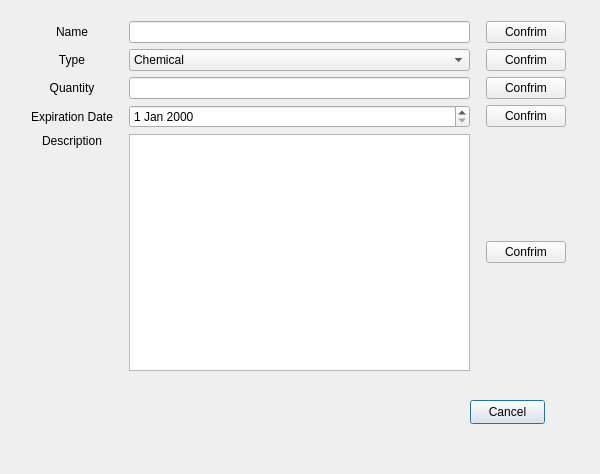
The window that UI folder/edititem.ui (luimartin/Pest-Control-Managment-System) describes before a commit, drawn with Qt 5.
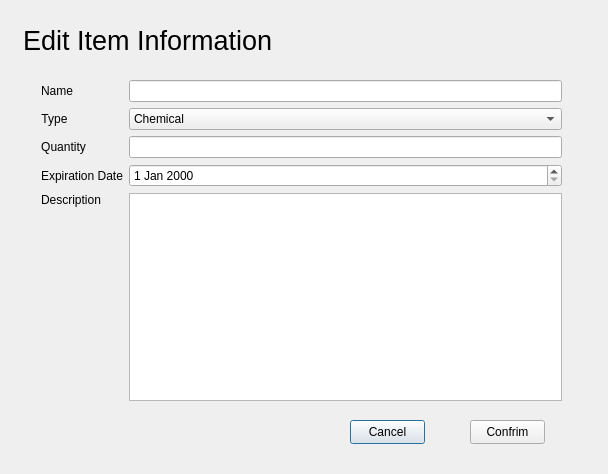
The same window after the commit.

What changed in the file:
```diff
--- a/UI folder/edititem.ui
+++ b/UI folder/edititem.ui
@@ -6,7 +6,7 @@
    <rect>
     <x>0</x>
     <y>0</y>
-    <width>600</width>
+    <width>608</width>
     <height>474</height>
    </rect>
   </property>
@@ -16,8 +16,8 @@
   <widget class="QPushButton" name="cancelBtn">
    <property name="geometry">
     <rect>
-     <x>470</x>
-     <y>400</y>
+     <x>350</x>
+     <y>420</y>
      <width>75</width>
      <height>24</height>
     </rect>
@@ -26,31 +26,60 @@
     <string>Cancel</string>
    </property>
   </widget>
-  <widget class="QWidget" name="layoutWidget">
+  <widget class="QLabel" name="label_16">
    <property name="geometry">
     <rect>
-     <x>30</x>
-     <y>20</y>
-     <width>541</width>
-     <height>351</height>
+     <x>20</x>
+     <y>0</y>
+     <width>271</width>
+     <height>81</height>
     </rect>
    </property>
-   <layout class="QGridLayout" name="gridLayout">
-    <property name="leftMargin">
-     <number>1</number>
-    </property>
-    <property name="topMargin">
-     <number>1</number>
-    </property>
-    <property name="rightMargin">
-     <number>5</number>
-    </property>
-    <property name="horizontalSpacing">
-     <number>16</number>
-    </property>
-    <item row="3" column="1">
-     <widget class="QDateEdit" name="dateEdit"/>
-    </item>
+   <property name="lineWidth">
+    <number>0</number>
+   </property>
+   <property name="text">
+    <string>&lt;html&gt;&lt;head/&gt;&lt;body&gt;&lt;p&gt;&lt;span style=&quot; font-size:20pt;&quot;&gt;Edit Item Information&lt;/span&gt;&lt;/p&gt;&lt;/body&gt;&lt;/html&gt;</string>
+   </property>
+   <property name="scaledContents">
+    <bool>false</bool>
+   </property>
+   <property name="indent">
+    <number>3</number>
+   </property>
+  </widget>
+  <widget class="QPushButton" name="confirmBtn">
+   <property name="geometry">
+    <rect>
+     <x>470</x>
+     <y>420</y>
+     <width>75</width>
+     <height>24</height>
+    </rect>
+   </property>
+   <property name="layoutDirection">
+    <enum>Qt::LeftToRight</enum>
+   </property>
+   <property name="text">
+    <string>Confrim</string>
+   </property>
+   <property name="autoDefault">
+    <bool>true</bool>
+   </property>
+   <property name="default">
+    <bool>false</bool>
+   </property>
+  </widget>
+  <widget class="QWidget" name="">
+   <property name="geometry">
+    <rect>
+     <x>41</x>
+     <y>80</y>
+     <width>521</width>
+     <height>321</height>
+    </rect>
+   </property>
+   <layout class="QFormLayout" name="formLayout">
     <item row="0" column="0">
      <widget class="QLabel" name="label">
       <property name="font">
@@ -66,26 +95,13 @@
       </property>
      </widget>
     </item>
-    <item row="2" column="1">
-     <widget class="QLineEdit" name="quantityInput"/>
-    </item>
     <item row="0" column="1">
      <widget class="QLineEdit" name="nameInput"/>
     </item>
-    <item row="1" column="2">
-     <widget class="QPushButton" name="typeBtn">
+    <item row="1" column="0">
+     <widget class="QLabel" name="label_2">
       <property name="text">
-       <string>Confrim</string>
-      </property>
-     </widget>
-    </item>
-    <item row="5" column="0">
-     <widget class="QLabel" name="label_5">
-      <property name="text">
-       <string>&lt;html&gt;&lt;head/&gt;&lt;body&gt;&lt;p align=&quot;center&quot;&gt;Description&lt;/p&gt;&lt;/body&gt;&lt;/html&gt;</string>
-      </property>
-      <property name="alignment">
-       <set>Qt::AlignLeading|Qt::AlignLeft|Qt::AlignTop</set>
+       <string>&lt;html&gt;&lt;head/&gt;&lt;body&gt;&lt;p align=&quot;center&quot;&gt;Type&lt;/p&gt;&lt;/body&gt;&lt;/html&gt;</string>
       </property>
      </widget>
     </item>
@@ -108,13 +124,16 @@
       </item>
      </widget>
     </item>
-    <item row="2" column="2">
-     <widget class="QPushButton" name="quantityBtn">
+    <item row="2" column="0">
+     <widget class="QLabel" name="label_3">
       <property name="text">
-       <string>Confrim</string>
+       <string>&lt;html&gt;&lt;head/&gt;&lt;body&gt;&lt;p align=&quot;center&quot;&gt;Quantity&lt;/p&gt;&lt;/body&gt;&lt;/html&gt;</string>
       </property>
      </widget>
     </item>
+    <item row="2" column="1">
+     <widget class="QLineEdit" name="quantityInput"/>
+    </item>
     <item row="3" column="0">
      <widget class="QLabel" name="dateLabel">
       <property name="text">
@@ -122,53 +141,22 @@
       </property>
      </widget>
     </item>
-    <item row="1" column="0">
-     <widget class="QLabel" name="label_2">
-      <property name="text">
-       <string>&lt;html&gt;&lt;head/&gt;&lt;body&gt;&lt;p align=&quot;center&quot;&gt;Type&lt;/p&gt;&lt;/body&gt;&lt;/html&gt;</string>
-      </property>
-     </widget>
+    <item row="3" column="1">
+     <widget class="QDateEdit" name="dateEdit"/>
     </item>
-    <item row="0" column="2">
-     <widget class="QPushButton" name="nameBtn">
+    <item row="4" column="0">
+     <widget class="QLabel" name="label_5">
       <property name="text">
-       <string>Confrim</string>
+       <string>&lt;html&gt;&lt;head/&gt;&lt;body&gt;&lt;p align=&quot;center&quot;&gt;Description&lt;/p&gt;&lt;/body&gt;&lt;/html&gt;</string>
       </property>
-     </widget>
-    </item>
-    <item row="3" column="2">
-     <widget class="QPushButton" name="dateBtn">
-      <property name="text">
-       <string>Confrim</string>
+      <property name="alignment">
+       <set>Qt::AlignLeading|Qt::AlignLeft|Qt::AlignTop</set>
       </property>
      </widget>
     </item>
-    <item row="5" column="1">
+    <item row="4" column="1">
      <widget class="QTextEdit" name="descInput"/>
     </item>
-    <item row="2" column="0">
-     <widget class="QLabel" name="label_3">
-      <property name="text">
-       <string>&lt;html&gt;&lt;head/&gt;&lt;body&gt;&lt;p align=&quot;center&quot;&gt;Quantity&lt;/p&gt;&lt;/body&gt;&lt;/html&gt;</string>
-      </property>
-     </widget>
-    </item>
-    <item row="5" column="2">
-     <widget class="QPushButton" name="descBtn">
-      <property name="layoutDirection">
-       <enum>Qt::LeftToRight</enum>
-      </property>
-      <property name="text">
-       <string>Confrim</string>
-      </property>
-      <property name="autoDefault">
-       <bool>true</bool>
-      </property>
-      <property name="default">
-       <bool>false</bool>
-      </property>
-     </widget>
-    </item>
    </layout>
   </widget>
  </widget>
```
